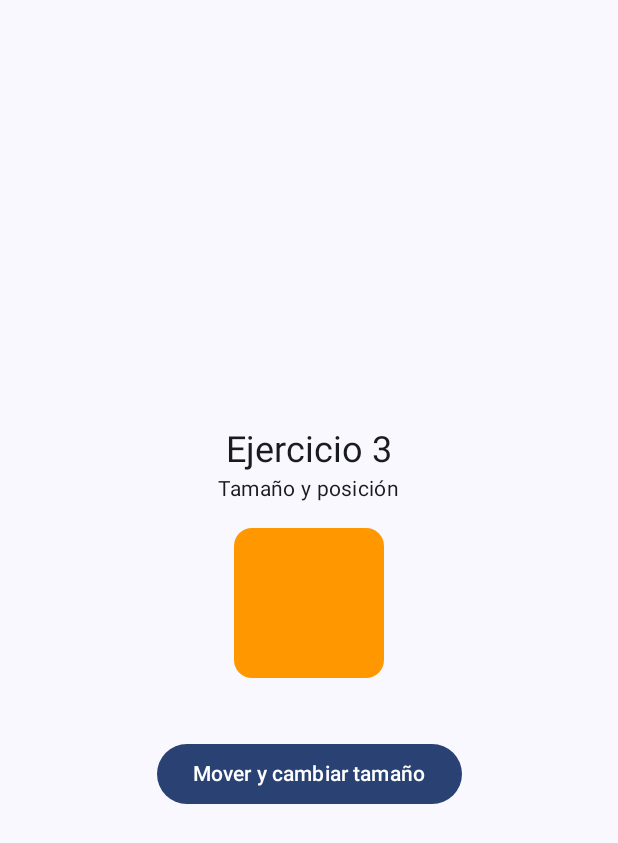
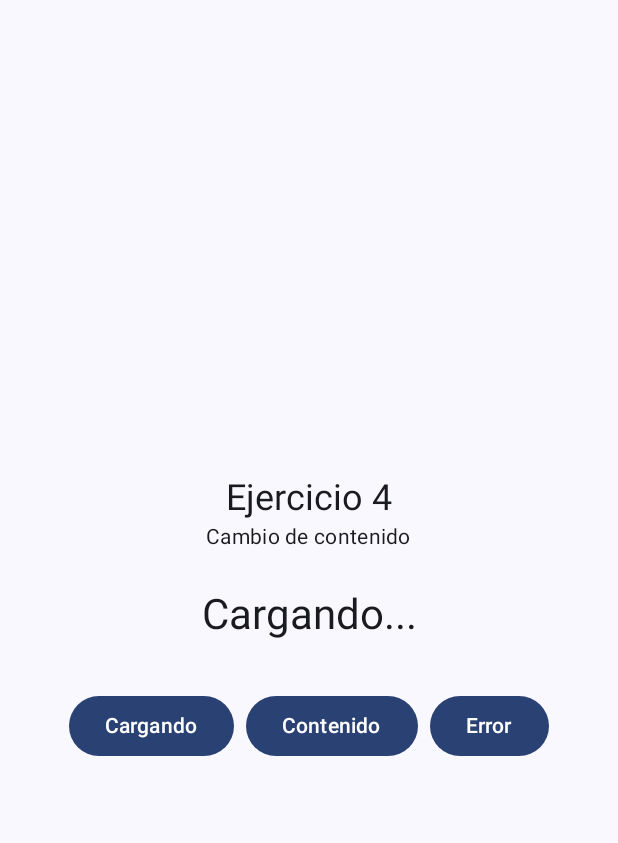
Before and after one commit to yuriphacsi/Lab13-Animaciones, an Android app built with Jetpack Compose: the screen it shows after launch (MainActivity), on a phone screen of 412 x 824 dp. Shown: the top 843 px of the screen. Run offline under Robolectric (Android 15) with nearby library versions, the phone set to English and light mode, and no system bars.

Commit message:
Ejercicio 4: AnimatedContent con estados Loading/Content/Error

```diff
--- a/app/src/main/java/com/phacsi/lab13animaciones/MainActivity.kt
+++ b/app/src/main/java/com/phacsi/lab13animaciones/MainActivity.kt
@@ -3,17 +3,17 @@ package com.phacsi.lab13animaciones
 import android.os.Bundle
 import androidx.activity.ComponentActivity
 import androidx.activity.compose.setContent
-import androidx.compose.animation.core.animateDpAsState
-import androidx.compose.foundation.background
+import androidx.compose.animation.AnimatedContent
+import androidx.compose.animation.core.tween
+import androidx.compose.animation.fadeIn
+import androidx.compose.animation.fadeOut
+import androidx.compose.animation.togetherWith
 import androidx.compose.foundation.layout.Arrangement
-import androidx.compose.foundation.layout.Box
 import androidx.compose.foundation.layout.Column
+import androidx.compose.foundation.layout.Row
 import androidx.compose.foundation.layout.Spacer
 import androidx.compose.foundation.layout.fillMaxSize
 import androidx.compose.foundation.layout.height
-import androidx.compose.foundation.layout.offset
-import androidx.compose.foundation.layout.size
-import androidx.compose.foundation.shape.RoundedCornerShape
 import androidx.compose.material3.Button
 import androidx.compose.material3.MaterialTheme
 import androidx.compose.material3.Surface
@@ -38,47 +38,60 @@ class MainActivity : ComponentActivity() {
                     modifier = Modifier.fillMaxSize(),
                     color = MaterialTheme.colorScheme.background
                 ) {
-                    Ejercicio3()
+                    Ejercicio4()
                 }
             }
         }
     }
 }
 
+enum class UiState { Loading, Content, Error }
+
 @Composable
-fun Ejercicio3() {
-    var expanded by remember { mutableStateOf(false) }
-
-    val size by animateDpAsState(
-        targetValue = if (expanded) 200.dp else 100.dp,
-        label = "size"
-    )
-    val offsetX by animateDpAsState(
-        targetValue = if (expanded) 100.dp else 0.dp,
-        label = "offset"
-    )
+fun Ejercicio4() {
+    var state by remember { mutableStateOf(UiState.Loading) }
 
     Column(
         modifier = Modifier.fillMaxSize(),
         horizontalAlignment = Alignment.CenterHorizontally,
         verticalArrangement = Arrangement.Center
     ) {
-        Text("Ejercicio 3", style = MaterialTheme.typography.headlineSmall)
-        Text("Tamaño y posición", style = MaterialTheme.typography.bodyMedium)
+        Text("Ejercicio 4", style = MaterialTheme.typography.headlineSmall)
+        Text("Cambio de contenido", style = MaterialTheme.typography.bodyMedium)
 
-        Spacer(modifier = Modifier.height(16.dp))
+        Spacer(modifier = Modifier.height(24.dp))
 
-        Box(
-            modifier = Modifier
-                .offset(x = offsetX)
-                .size(size)
-                .background(Color(0xFFFF9800), shape = RoundedCornerShape(12.dp))
-        )
+        AnimatedContent(
+            targetState = state,
+            transitionSpec = {
+                fadeIn(animationSpec = tween(500)) togetherWith fadeOut(animationSpec = tween(500))
+            },
+            label = "contentTransition"
+        ) { targetState ->
+            when (targetState) {
+                UiState.Loading -> Text(
+                    "Cargando...",
+                    style = MaterialTheme.typography.headlineMedium
+                )
+                UiState.Content -> Text(
+                    "Contenido cargado",
+                    style = MaterialTheme.typography.headlineMedium,
+                    color = Color(0xFF4CAF50)
+                )
+                UiState.Error -> Text(
+                    "Error de conexión",
+                    style = MaterialTheme.typography.headlineMedium,
+                    color = Color.Red
+                )
+            }
+        }
 
-        Spacer(modifier = Modifier.height(40.dp))
+        Spacer(modifier = Modifier.height(32.dp))
 
-        Button(onClick = { expanded = !expanded }) {
-            Text("Mover y cambiar tamaño")
+        Row(horizontalArrangement = Arrangement.spacedBy(8.dp)) {
+            Button(onClick = { state = UiState.Loading }) { Text("Cargando") }
+            Button(onClick = { state = UiState.Content }) { Text("Contenido") }
+            Button(onClick = { state = UiState.Error }) { Text("Error") }
         }
     }
 }
```
